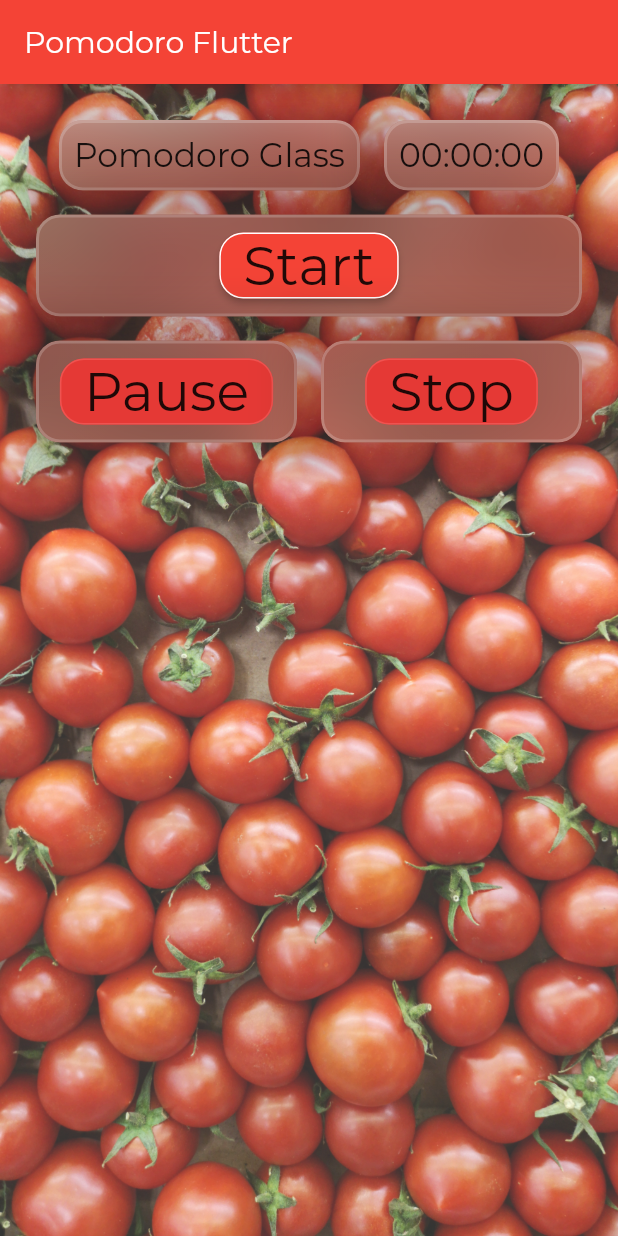
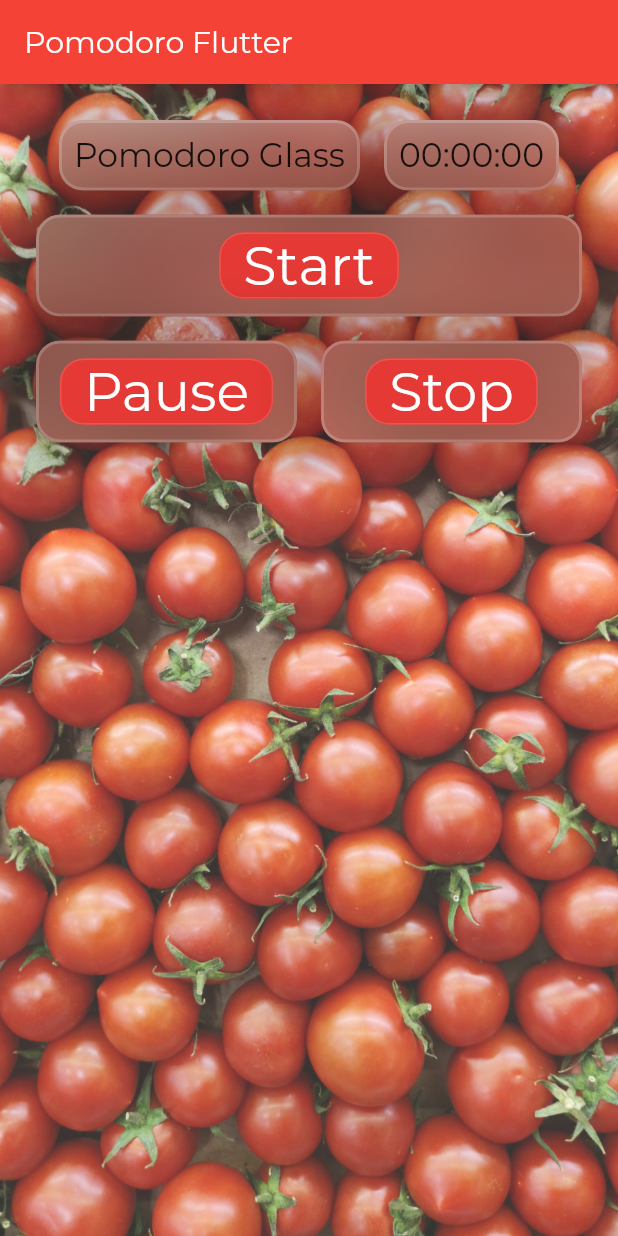
Before and after one commit to Keyband/pomodoro_flutter, a Flutter app: the screen it shows after launch, after a tap on "Start", on a phone screen of 412 x 824 dp. Run offline on Flutter 3.47's test engine with Material 2 defaults, Android fonts, the phone set to English and light mode, and no system bars; drawn by our look-alikes of auto_size_text; project files that could hold a hidden picture were left out.

Commit message:
Changed GlassButton text color

```diff
--- a/lib/main.dart
+++ b/lib/main.dart
@@ -97,21 +97,9 @@ class _MyHomePageState extends State<MyHomePage> {
                     )
                   ],
                 ),
-                GlassPanel(
-                    child: RaisedButton(
-                  autofocus: true,
-                  color: Colors.red,
-                  onPressed: () {
-                    print('Ué');
-                  },
-                  shape: RoundedRectangleBorder(
-                      borderRadius: BorderRadius.circular(16),
-                      side: BorderSide(color: Colors.white)),
-                  child: AutoSizeText(
-                    'Start',
-                    style: TextStyle(fontSize: 36, fontWeight: FontWeight.w300),
-                  ),
-                )),
+                GlassButton(
+                  text: 'Start',
+                ),
                 Row(
                   mainAxisAlignment: MainAxisAlignment.spaceEvenly,
                   crossAxisAlignment: CrossAxisAlignment.center,
@@ -146,7 +134,8 @@ class GlassButton extends StatelessWidget {
           side: BorderSide(color: Colors.red[400])),
       child: AutoSizeText(
         text,
-        style: TextStyle(fontSize: 36, fontWeight: FontWeight.w300),
+        style: TextStyle(
+            fontSize: 36, fontWeight: FontWeight.w300, color: Colors.white),
       ),
     ));
   }
```
